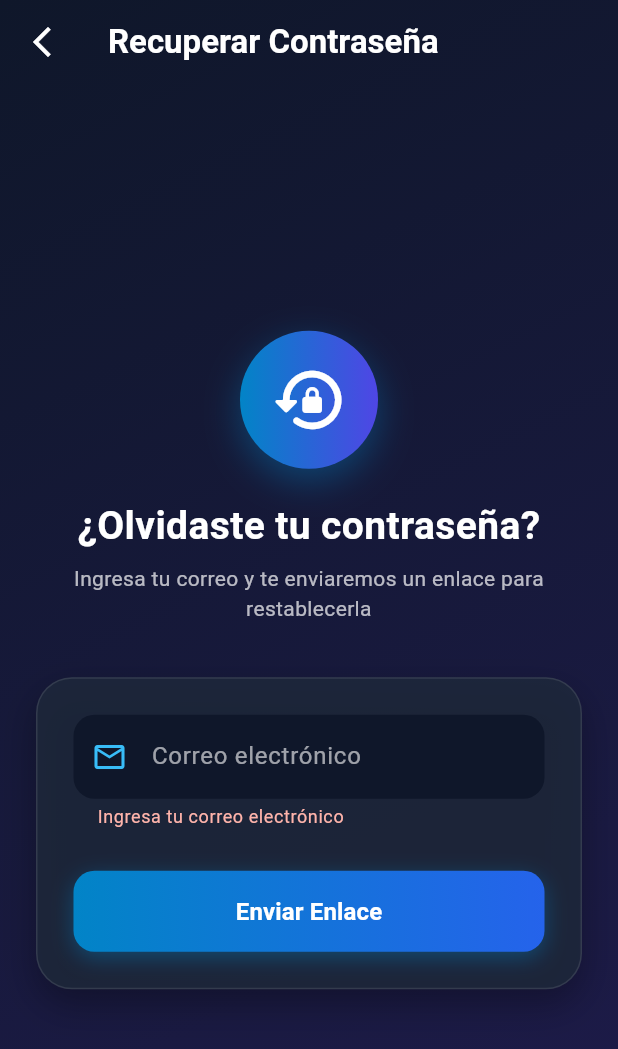
After one commit to Rojasb-dav/App_Lapticon, a Flutter app: the ForgotPasswordScreen screen opened by its route, after a tap on "Enviar Enlace", on a phone screen of 412 x 824 dp. The commit adds this screen. Shown: the top 1049 px of the screen. Run offline on Flutter 3.47's test engine with Material 3 defaults, Android fonts, the phone set to English and light mode, and no system bars; our stand-ins replace firebase_auth, firebase_core, go_router; accounts and stored records are empty.

Commit message:
Enlace y ventana recuperacion de contraseña

```diff
--- a/lib/data/repositories/auth_repository.dart
+++ b/lib/data/repositories/auth_repository.dart
@@ -51,6 +51,18 @@ class AuthRepository {
     }
   }
 
+  /// Envía correo de recuperación de contraseña
+  Future<void> sendPasswordResetEmail({required String email}) async {
+    try {
+      await _firebaseAuth.setLanguageCode('es'); // correo en español
+      await _firebaseAuth.sendPasswordResetEmail(email: email.trim());
+    } on FirebaseAuthException catch (e) {
+      throw _handleAuthException(e);
+    } catch (e) {
+      throw Exception('Error inesperado al enviar el correo: $e');
+    }
+  }
+
   /// Sign out current user
   Future<void> signOut() async {
     await _firebaseAuth.signOut();
@@ -59,6 +71,8 @@ class AuthRepository {
   /// Friendly Spanish exception mapping
   String _handleAuthException(FirebaseAuthException e) {
     switch (e.code) {
+      case 'network-request-failed':
+        return 'Sin conexión a internet. Verifica tu red.';
       case 'user-not-found':
         return 'No existe ningún usuario registrado con este correo electrónico.';
       case 'wrong-password':
--- a/lib/router/app_router.dart
+++ b/lib/router/app_router.dart
@@ -5,6 +5,7 @@ import '../screens/auth/login_screen.dart';
 import '../screens/auth/register_screen.dart';
 import '../screens/auth/complete_profile_screen.dart';
 import '../screens/home/home_screen.dart';
+import '../screens/auth/forgot_password_screen.dart';
 
 class AppRoutes {
   static const String splash = '/';
@@ -12,6 +13,7 @@ class AppRoutes {
   static const String register = '/register';
   static const String completeProfile = '/complete-profile';
   static const String home = '/home';
+  static const String forgotPassword = '/forgot-password';
 }
 
 final GoRouter appRouter = GoRouter(
@@ -37,6 +39,10 @@ final GoRouter appRouter = GoRouter(
       path: AppRoutes.home,
       builder: (context, state) => const HomeScreen(),
     ),
+    GoRoute(
+      path: AppRoutes.forgotPassword,
+      builder: (context, state) => const ForgotPasswordScreen(),
+    ),
   ],
   errorBuilder: (context, state) => Scaffold(
     body: Center(
--- /dev/null
+++ b/lib/screens/auth/forgot_password_screen.dart
@@ -0,0 +1,263 @@
+import 'package:flutter/material.dart';
+import 'package:provider/provider.dart';
+import 'package:go_router/go_router.dart';
+import '../../viewmodels/auth_viewmodel.dart';
+
+class ForgotPasswordScreen extends StatefulWidget {
+  const ForgotPasswordScreen({super.key});
+
+  @override
+  State<ForgotPasswordScreen> createState() => _ForgotPasswordScreenState();
+}
+
+class _ForgotPasswordScreenState extends State<ForgotPasswordScreen>
+    with SingleTickerProviderStateMixin {
+  final _formKey = GlobalKey<FormState>();
+  final _emailController = TextEditingController();
+  bool _emailSent = false;
+
+  late AnimationController _animController;
+  late Animation<double> _fadeAnim;
+  late Animation<Offset> _slideAnim;
+
+  @override
+  void initState() {
+    super.initState();
+    _animController = AnimationController(
+        vsync: this, duration: const Duration(milliseconds: 900));
+    _fadeAnim = Tween<double>(begin: 0, end: 1).animate(
+        CurvedAnimation(parent: _animController, curve: Curves.easeOut));
+    _slideAnim = Tween<Offset>(begin: const Offset(0, 0.1), end: Offset.zero)
+        .animate(CurvedAnimation(
+        parent: _animController, curve: Curves.easeOutCubic));
+    _animController.forward();
+  }
+
+  @override
+  void dispose() {
+    _animController.dispose();
+    _emailController.dispose();
+    super.dispose();
+  }
+
+  Future<void> _handleReset() async {
+    if (!_formKey.currentState!.validate()) return;
+    FocusScope.of(context).unfocus();
+
+    final authVM = Provider.of<AuthViewModel>(context, listen: false);
+    final success = await authVM.resetPassword(_emailController.text.trim());
+    if (!mounted) return;
+
+    if (success) {
+      setState(() => _emailSent = true);
+    } else {
+      ScaffoldMessenger.of(context).showSnackBar(
+        SnackBar(
+          content: Row(children: [
+            const Icon(Icons.error_outline, color: Colors.white),
+            const SizedBox(width: 10),
+            Expanded(child: Text(authVM.errorMessage ?? 'Error al enviar el correo')),
+          ]),
+          backgroundColor: Colors.redAccent,
+          behavior: SnackBarBehavior.floating,
+          shape: RoundedRectangleBorder(borderRadius: BorderRadius.circular(12)),
+        ),
+      );
+    }
+  }
+
+  InputDecoration _inputDecoration(String label, IconData icon) {
+    return InputDecoration(
+      labelText: label,
+      labelStyle: const TextStyle(color: Colors.white60),
+      prefixIcon: Icon(icon, color: const Color(0xFF38BDF8)),
+      filled: true,
+      fillColor: const Color(0xFF0F172A),
+      border: OutlineInputBorder(
+          borderRadius: BorderRadius.circular(14), borderSide: BorderSide.none),
+      enabledBorder: OutlineInputBorder(
+        borderRadius: BorderRadius.circular(14),
+        borderSide: BorderSide(color: Colors.white.withValues(alpha: 0.05)),
+      ),
+      focusedBorder: OutlineInputBorder(
+        borderRadius: BorderRadius.circular(14),
+        borderSide: const BorderSide(color: Color(0xFF38BDF8), width: 1.5),
+      ),
+    );
+  }
+
+  Widget _gradientButton({required String text, required VoidCallback? onPressed, bool loading = false}) {
+    return Container(
+      height: 54,
+      decoration: BoxDecoration(
+        gradient: const LinearGradient(colors: [Color(0xFF0284C7), Color(0xFF2563EB)]),
+        borderRadius: BorderRadius.circular(14),
+        boxShadow: [
+          BoxShadow(
+              color: const Color(0xFF0284C7).withValues(alpha: 0.4),
+              blurRadius: 12, offset: const Offset(0, 4)),
+        ],
+      ),
+      child: ElevatedButton(
+        onPressed: onPressed,
+        style: ElevatedButton.styleFrom(
+          backgroundColor: Colors.transparent,
+          shadowColor: Colors.transparent,
+          shape: RoundedRectangleBorder(borderRadius: BorderRadius.circular(14)),
+        ),
+        child: loading
+            ? const SizedBox(height: 24, width: 24,
+            child: CircularProgressIndicator(color: Colors.white, strokeWidth: 2.5))
+            : Text(text, style: const TextStyle(
+            fontSize: 16, fontWeight: FontWeight.bold, color: Colors.white)),
+      ),
+    );
+  }
+
+  @override
+  Widget build(BuildContext context) {
+    final authVM = Provider.of<AuthViewModel>(context);
+
+    return Scaffold(
+      extendBodyBehindAppBar: true,
+      appBar: AppBar(
+        backgroundColor: Colors.transparent,
+        elevation: 0,
+        leading: IconButton(
+          icon: const Icon(Icons.arrow_back_ios_new, color: Colors.white),
+          onPressed: () => context.pop(),
+        ),
+        title: const Text('Recuperar Contraseña',
+            style: TextStyle(color: Colors.white, fontWeight: FontWeight.bold)),
+      ),
+      body: Container(
+        decoration: const BoxDecoration(
+          gradient: LinearGradient(
+              colors: [Color(0xFF0F172A), Color(0xFF1E1B4B)],
+              begin: Alignment.topLeft, end: Alignment.bottomRight),
+        ),
+        child: SafeArea(
+          child: Center(
+            child: SingleChildScrollView(
+              padding: const EdgeInsets.symmetric(horizontal: 24, vertical: 16),
+              child: FadeTransition(
+                opacity: _fadeAnim,
+                child: SlideTransition(
+                  position: _slideAnim,
+                  child: Column(
+                    crossAxisAlignment: CrossAxisAlignment.stretch,
+                    children: [
+                      // Badge circular, igual que login/registro
+                      Center(
+                        child: Container(
+                          padding: const EdgeInsets.all(20),
+                          decoration: BoxDecoration(
+                            shape: BoxShape.circle,
+                            gradient: const LinearGradient(
+                                colors: [Color(0xFF0284C7), Color(0xFF4F46E5)]),
+                            boxShadow: [
+                              BoxShadow(
+                                  color: const Color(0xFF0284C7).withValues(alpha: 0.4),
+                                  blurRadius: 20, offset: const Offset(0, 8)),
+                            ],
+                          ),
+                          child: Icon(
+                              _emailSent ? Icons.mark_email_read_rounded : Icons.lock_reset_rounded,
+                              size: 52, color: Colors.white),
+                        ),
+                      ),
+                      const SizedBox(height: 20),
+                      Text(
+                        _emailSent ? 'Revisa tu correo' : '¿Olvidaste tu contraseña?',
+                        textAlign: TextAlign.center,
+                        style: const TextStyle(
+                            fontSize: 26, fontWeight: FontWeight.bold, color: Colors.white),
+                      ),
+                      const SizedBox(height: 6),
+                      Text(
+                        _emailSent
+                            ? 'Si existe una cuenta con ${_emailController.text.trim()}, recibirás un enlace para restablecer tu contraseña.'
+                            : 'Ingresa tu correo y te enviaremos un enlace para restablecerla',
+                        textAlign: TextAlign.center,
+                        style: const TextStyle(fontSize: 14, color: Colors.white70),
+                      ),
+                      const SizedBox(height: 36),
+
+                      // Tarjeta glassmorphic
+                      Container(
+                        padding: const EdgeInsets.all(24),
+                        decoration: BoxDecoration(
+                          color: const Color(0xFF1E293B).withValues(alpha: 0.8),
+                          borderRadius: BorderRadius.circular(24),
+                          border: Border.all(color: Colors.white.withValues(alpha: 0.1)),
+                          boxShadow: [
+                            BoxShadow(
+                                color: Colors.black.withValues(alpha: 0.3),
+                                blurRadius: 20, offset: const Offset(0, 10)),
+                          ],
+                        ),
+                        child: _emailSent
+                            ? Column(
+                          crossAxisAlignment: CrossAxisAlignment.stretch,
+                          children: [
+                            const Text(
+                              'Revisa también la carpeta de spam. El enlace expira después de un tiempo.',
+                              textAlign: TextAlign.center,
+                              style: TextStyle(color: Colors.white70),
+                            ),
+                            const SizedBox(height: 24),
+                            _gradientButton(
+                              text: 'Volver a Iniciar Sesión',
+                              onPressed: () => context.pop(),
+                            ),
+                            const SizedBox(height: 12),
+                            TextButton(
+                              onPressed: authVM.isLoading ? null : _handleReset,
+                              child: const Text('Reenviar correo',
+                                  style: TextStyle(color: Color(0xFF38BDF8))),
+                            ),
+                          ],
+                        )
+                            : Form(
+                          key: _formKey,
+                          child: Column(
+                            crossAxisAlignment: CrossAxisAlignment.stretch,
+                            children: [
+                              TextFormField(
+                                controller: _emailController,
+                                keyboardType: TextInputType.emailAddress,
+                                style: const TextStyle(color: Colors.white),
+                                decoration: _inputDecoration(
+                                    'Correo electrónico', Icons.email_outlined),
+                                validator: (value) {
+                                  if (value == null || value.trim().isEmpty) {
+                                    return 'Ingresa tu correo electrónico';
+                                  }
+                                  if (!RegExp(r'^[a-zA-Z0-9._%+-]+@[a-zA-Z0-9.-]+\.[a-zA-Z]{2,}$')
+                                      .hasMatch(value.trim())) {
+                                    return 'Ingresa un correo electrónico válido';
+                                  }
+                                  return null;
+                                },
+                              ),
+                              const SizedBox(height: 28),
+                              _gradientButton(
+                                text: 'Enviar Enlace',
+                                loading: authVM.isLoading,
+                                onPressed: authVM.isLoading ? null : _handleReset,
+                              ),
+                            ],
+                          ),
+                        ),
+                      ),
+                    ],
+                  ),
+                ),
+              ),
+            ),
+          ),
+        ),
+      ),
+    );
+  }
+}
--- a/lib/screens/auth/login_screen.dart
+++ b/lib/screens/auth/login_screen.dart
@@ -261,6 +261,8 @@ class _LoginScreenState extends State<LoginScreen> with SingleTickerProviderStat
                                         _obscurePassword = !_obscurePassword;
                                       });
                                     },
+
+
                                   ),
                                   filled: true,
                                   fillColor: const Color(0xFF0F172A),
@@ -284,7 +286,23 @@ class _LoginScreenState extends State<LoginScreen> with SingleTickerProviderStat
                                   return null;
                                 },
                               ),
-                              const SizedBox(height: 28),
+                              const SizedBox(height: 4),
+
+                              // Forgot Password Link
+                              Align(
+                                alignment: Alignment.centerRight,
+                                child: TextButton(
+                                  onPressed: () => context.push(AppRoutes.forgotPassword),
+                                  child: const Text(
+                                    '¿Olvidaste tu contraseña?',
+                                    style: TextStyle(
+                                      color: Color(0xFF38BDF8),
+                                      fontWeight: FontWeight.w600,
+                                    ),
+                                  ),
+                                ),
+                              ),
+                              const SizedBox(height: 12),
 
                               // Submit Button with Gradient
                               AnimatedContainer(
--- a/lib/viewmodels/auth_viewmodel.dart
+++ b/lib/viewmodels/auth_viewmodel.dart
@@ -88,6 +88,21 @@ class AuthViewModel extends ChangeNotifier {
     }
   }
 
+  /// Recuperación de contraseña
+  Future<bool> resetPassword(String email) async {
+    _setLoading(true);
+    _clearError();
+    try {
+      await _authRepository.sendPasswordResetEmail(email: email);
+      _setLoading(false);
+      return true;
+    } catch (e) {
+      _errorMessage = e.toString().replaceAll('Exception: ', '');
+      _setLoading(false);
+      return false;
+    }
+  }
+
   /// Sign out
   Future<void> signOut() async {
     _setLoading(true);
```
Also changed, not shown: analysis_options.yaml (+9 -0 lines), pubspec.lock, 3 other files.
